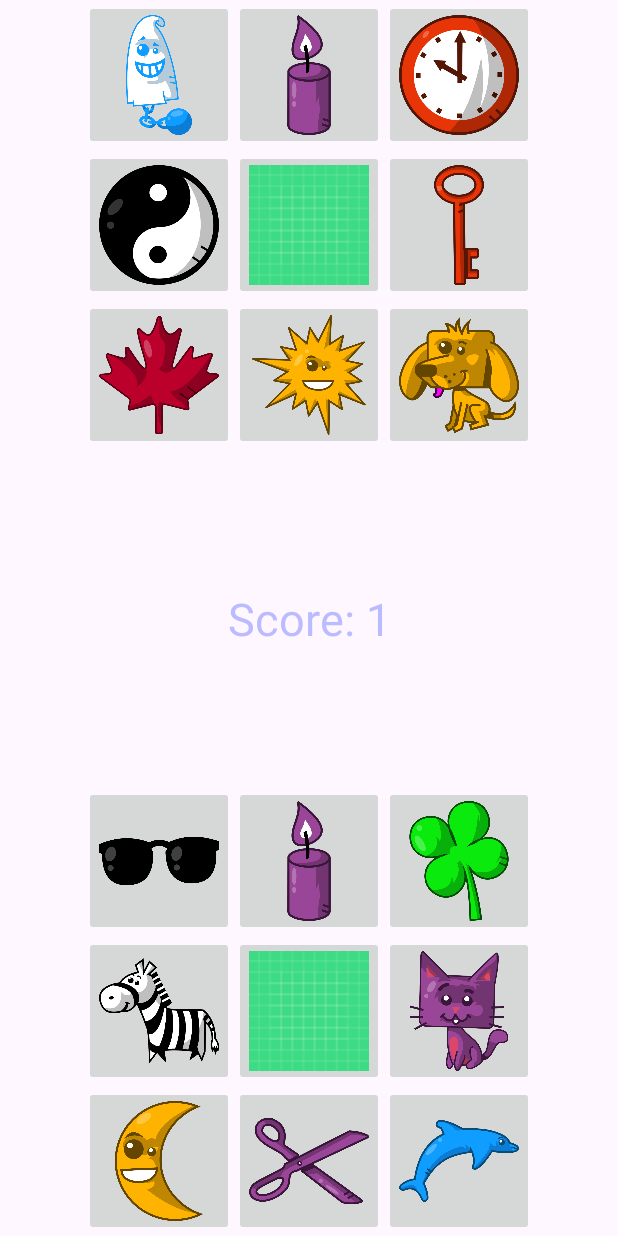
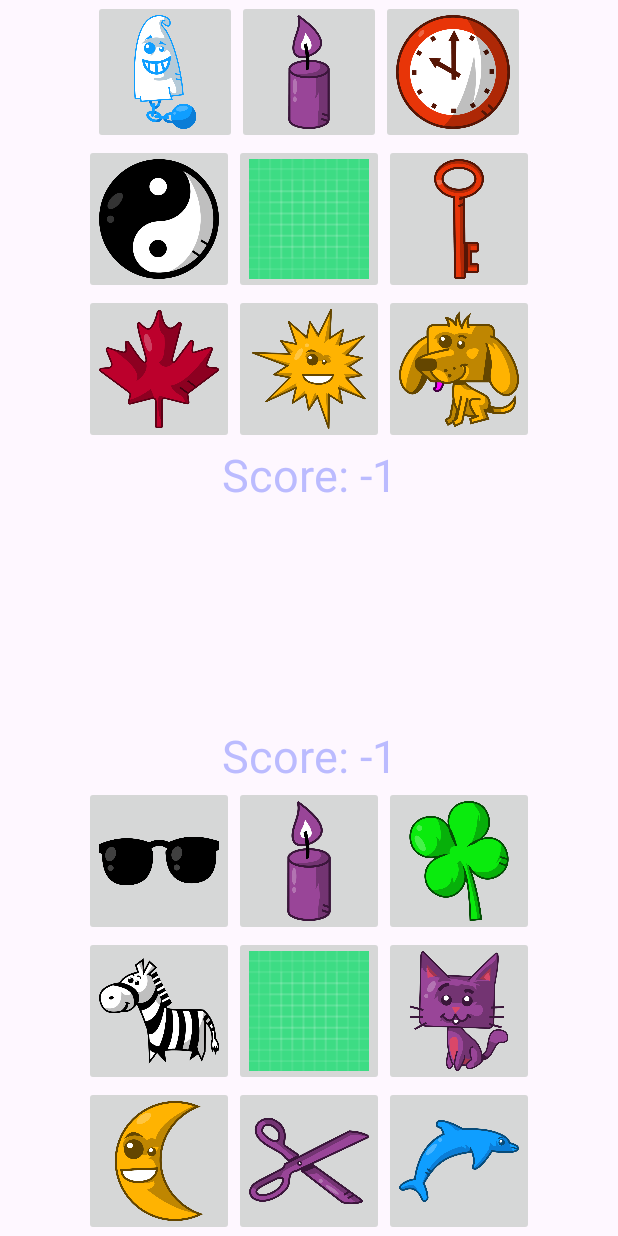
Before and after one commit to UnknownGamerYT/DreamTeam, an Android app: the game_activity screen opened directly, with no data from a screen before it, after a tap on "Picture 18 button", on a phone screen of 412 x 824 dp. Run offline under Robolectric (Android 15) with nearby library versions, the phone set to English and light mode, and no system bars.

Commit message:
Added the second counter

```diff
--- a/app/src/main/java/com/example/dreamteam/game_activity.java
+++ b/app/src/main/java/com/example/dreamteam/game_activity.java
@@ -177,6 +177,9 @@ public class game_activity extends AppCompatActivity implements View.OnClickList
         TextView text = (TextView) findViewById(R.id.ScoreText);
         String[] separated = text.getText().toString().split(" ");
         int value = Integer.parseInt(separated[1]);
+        TextView text1 = (TextView) findViewById(R.id.ScoreText1);
+        String[] separated1 = text.getText().toString().split(" ");
+        int value1 = Integer.parseInt(separated[1]);
 
         ImageButton img = (ImageButton) findViewById(buttonId);
         int symbolId = (Integer) img.getTag();//Integer.parseInt(
@@ -188,17 +191,30 @@ public class game_activity extends AppCompatActivity implements View.OnClickList
         //int[] images = dobbleGame.getFullImageList();
         //Random random = new Random();
         //img.setImageResource(images[random.nextInt(images.length)]);
-        if (true)//if wins
+        if (cardPair.solved == true)//if wins
         {
             value += 1;
+            value1 += 1;
             Toast.makeText(getApplicationContext(), "Congratulations!", Toast.LENGTH_LONG).show();
-        } else {
+            String newText = "Score: " + value;
+            String newText1 = "Score: " + value1;
+            text.setText(newText);
+            text1.setText(newText1);
+
+        }
+        else {
             value -= 1;
+            value1 -= 1;
             Toast.makeText(getApplicationContext(), "Incorrect, point deducted", Toast.LENGTH_LONG).show();
+            String newText = "Score: " + value;
+            String newText1 = "Score: " + value1;
+            text.setText(newText);
+            text1.setText(newText1);
+
         }
-        String newText = "Score: " + value;
 
-        text.setText(newText);
+
+        //text.setText(newText);
     }
 
     public void Update_Game(){
--- a/app/src/main/res/layout/game_activity.xml
+++ b/app/src/main/res/layout/game_activity.xml
@@ -17,8 +17,8 @@
 
         <ImageButton
             android:id="@+id/imageButton10"
-            android:layout_width="100dp"
-            android:layout_height="100dp"
+            android:layout_width="0.6in"
+            android:layout_height="0.6in"
             android:layout_weight="1"
             android:adjustViewBounds="true"
             android:contentDescription="Picture 10 button"
@@ -29,8 +29,8 @@
 
         <ImageButton
             android:id="@+id/imageButton11"
-            android:layout_width="100dp"
-            android:layout_height="100dp"
+            android:layout_width="0.6in"
+            android:layout_height="0.6in"
             android:layout_weight="1"
             android:adjustViewBounds="true"
             android:contentDescription="Picture 11 button"
@@ -41,8 +41,8 @@
 
         <ImageButton
             android:id="@+id/imageButton12"
-            android:layout_width="100dp"
-            android:layout_height="100dp"
+            android:layout_width="0.6in"
+            android:layout_height="0.6in"
             android:layout_weight="1"
             android:adjustViewBounds="true"
             android:contentDescription="Picture 12 button"
@@ -284,8 +284,42 @@
             app:srcCompat="@drawable/eye" />
     </LinearLayout>
 
+    <LinearLayout
+        android:id="@+id/linearLayout7"
+        android:layout_width="wrap_content"
+        android:layout_height="wrap_content"
+        android:orientation="horizontal"
+        app:layout_constraintBottom_toTopOf="@id/linearLayout4"
+        app:layout_constraintEnd_toEndOf="parent"
+        app:layout_constraintStart_toStartOf="parent">
+
+
+        <TextView
+            android:id="@+id/ScoreText"
+            android:layout_width="wrap_content"
+            android:layout_height="wrap_content"
+            android:text="Score: 0"
+            android:textColor="#fBBf"
+            android:textSize="30sp"
+            app:layout_constraintBottom_toTopOf="@id/linearLayout4"
+            app:layout_constraintEnd_toEndOf="parent"
+            app:layout_constraintStart_toStartOf="parent"
+            app:layout_constraintTop_toBottomOf="@+id/linearLayout3"
+            app:layout_constraintVertical_bias="0.488" />
+    </LinearLayout>
+<LinearLayout
+    android:id="@+id/linearLayout8"
+    android:layout_width="wrap_content"
+    android:layout_height="wrap_content"
+    android:orientation="horizontal"
+    app:layout_constraintBottom_toTopOf="@id/linearLayout7"
+    app:layout_constraintEnd_toEndOf="parent"
+    app:layout_constraintStart_toStartOf="parent">
+
+</LinearLayout>
+
     <TextView
-        android:id="@+id/ScoreText"
+        android:id="@+id/ScoreText1"
         android:layout_width="wrap_content"
         android:layout_height="wrap_content"
         android:text="Score: 0"
@@ -294,6 +328,7 @@
         app:layout_constraintBottom_toTopOf="@id/linearLayout4"
         app:layout_constraintEnd_toEndOf="parent"
         app:layout_constraintStart_toStartOf="parent"
-        app:layout_constraintTop_toBottomOf="@+id/linearLayout3" />
+        app:layout_constraintTop_toBottomOf="@+id/linearLayout3"
+        app:layout_constraintVertical_bias="0.0" />
 
 </androidx.constraintlayout.widget.ConstraintLayout>
```
